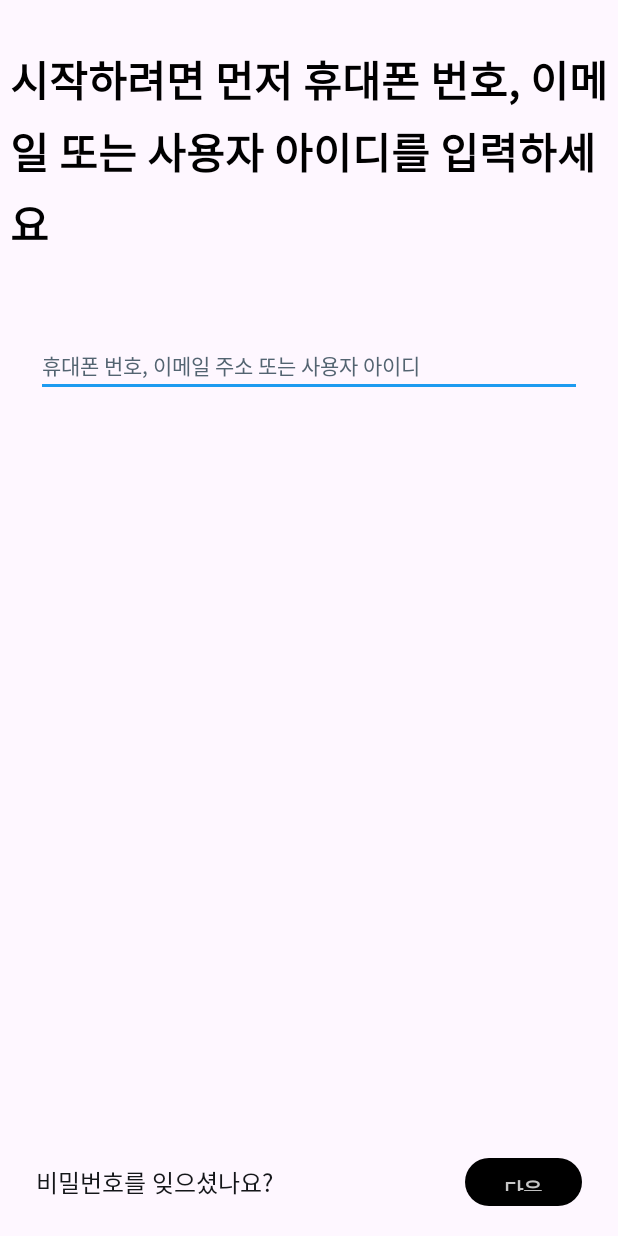
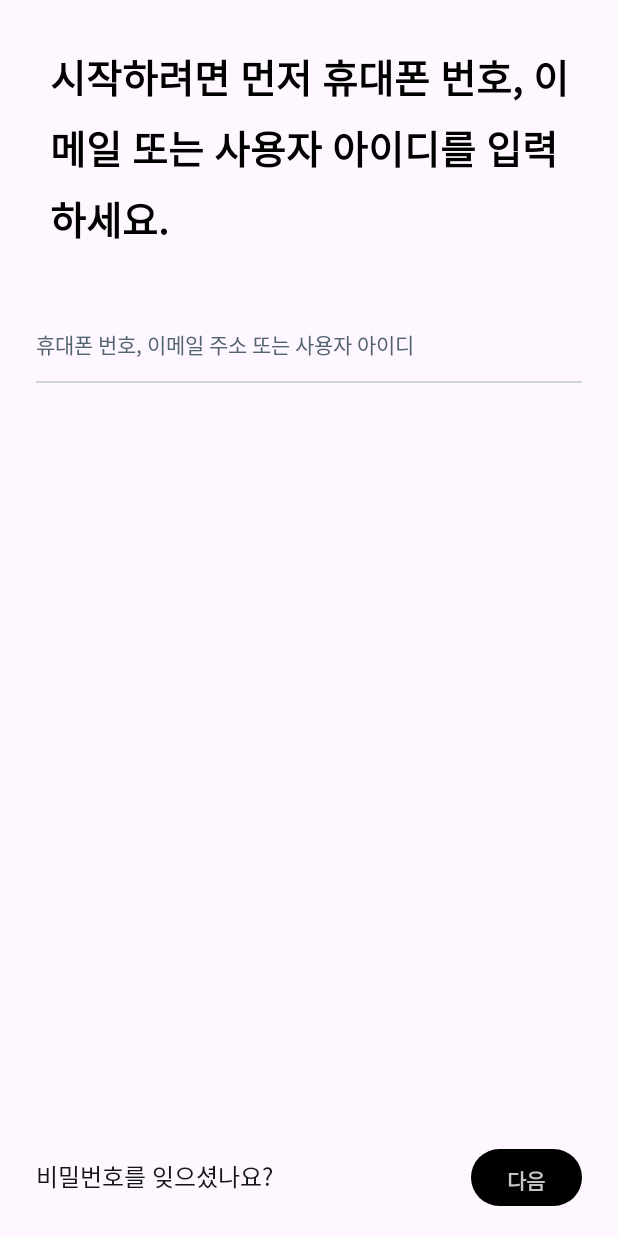
Before and after one commit to sgdevcamp2023/palette, an Android app: the layout fragment_login.xml on its own in the app's theme, with its tools: preview values and no code run, on a phone screen of 412 x 824 dp. Run offline under Robolectric (Android 15) with nearby library versions, the phone set to English and light mode, and no system bars.

Commit message:
feat: add String and edit login & loginFragment ui xml

```diff
--- a/src/mobile/app/src/main/res/drawable/btn_login_fragment_next.xml
+++ b/src/mobile/app/src/main/res/drawable/btn_login_fragment_next.xml
@@ -1,6 +1,6 @@
 <?xml version="1.0" encoding="utf-8"?>
 <shape xmlns:android="http://schemas.android.com/apk/res/android"
     android:shape="rectangle">
-    <corners android:radius="16dp" />
+    <corners android:radius="24dp" />
     <solid android:color="@color/Grey_400" />
 </shape>
--- a/src/mobile/app/src/main/res/layout/fragment_login.xml
+++ b/src/mobile/app/src/main/res/layout/fragment_login.xml
@@ -10,7 +10,7 @@
 
     <TextView
         android:id="@+id/textView"
-        style="@style/Headline1"
+        style="@style/Headline2"
         android:layout_width="wrap_content"
         android:layout_height="wrap_content"
         android:layout_marginStart="24dp"
@@ -23,26 +23,41 @@
         app:layout_constraintTop_toTopOf="parent" />
 
     <EditText
+        android:id="@+id/editText"
         style="@style/Body2"
         android:layout_width="match_parent"
         android:layout_height="wrap_content"
         android:layout_marginStart="24dp"
         android:layout_marginTop="54dp"
         android:layout_marginEnd="24dp"
-        android:text="@string/login_fragment_ask_info"
-        android:textColor="@color/BlueGrey_800"
+        android:background="@null"
+        android:hint="@string/login_fragment_ask_info"
+        android:textColorHint="@color/BlueGrey_800"
         app:layout_constraintEnd_toEndOf="parent"
         app:layout_constraintStart_toStartOf="parent"
         app:layout_constraintTop_toBottomOf="@+id/textView" />
 
+    <View
+        android:id="@+id/view"
+        android:layout_width="match_parent"
+        android:layout_height="1dp"
+        android:layout_marginStart="24dp"
+        android:layout_marginTop="14dp"
+        android:layout_marginEnd="24dp"
+        android:background="@color/BlueGrey_400"
+        app:layout_constraintEnd_toEndOf="parent"
+        app:layout_constraintStart_toStartOf="parent"
+        app:layout_constraintTop_toBottomOf="@+id/editText" />
+
 
     <TextView
-        android:id="@+id/textView3"
+        android:id="@+id/login_fragment_lost_pw"
         style="@style/Body1"
         android:layout_width="wrap_content"
         android:layout_height="wrap_content"
         android:layout_marginStart="24dp"
-        android:layout_marginBottom="24dp"
+        android:clickable="true"
+        android:layout_marginBottom="28dp"
         android:text="@string/login_fragment_forget_pw"
         android:textColor="@color/Grey_600"
         app:layout_constraintBottom_toBottomOf="parent"
@@ -51,8 +66,8 @@
     <Button
         android:id="@+id/login_fragment_next_btn"
         style="@style/Headline7"
-        android:layout_width="78dp"
-        android:layout_height="32dp"
+        android:layout_width="74dp"
+        android:layout_height="38dp"
         android:layout_marginEnd="24dp"
         android:layout_marginBottom="20dp"
         android:background="@drawable/btn_login_fragment_next"
--- a/src/mobile/app/src/main/res/values/strings.xml
+++ b/src/mobile/app/src/main/res/values/strings.xml
@@ -9,7 +9,7 @@
     <string name="start_fragment_login">로그인하기</string>
 
     <!-- LoginFragment -->
-    <string name="login_fragment_headline">시작하려면 먼저 휴대폰 번호, 이메\n일 또는 사용자 아이디를 입력하세\n요</string>
+    <string name="login_fragment_headline">시작하려면 먼저 휴대폰 번호, 이\n메일 또는 사용자 아이디를 입력\n하세요.</string>
     <string name="login_fragment_ask_info">휴대폰 번호, 이메일 주소 또는 사용자 아이디</string>
     <string name="login_fragment_forget_pw">비밀번호를 잊으셨나요?</string>
     <string name="login_fragment_next">다음</string>
```
